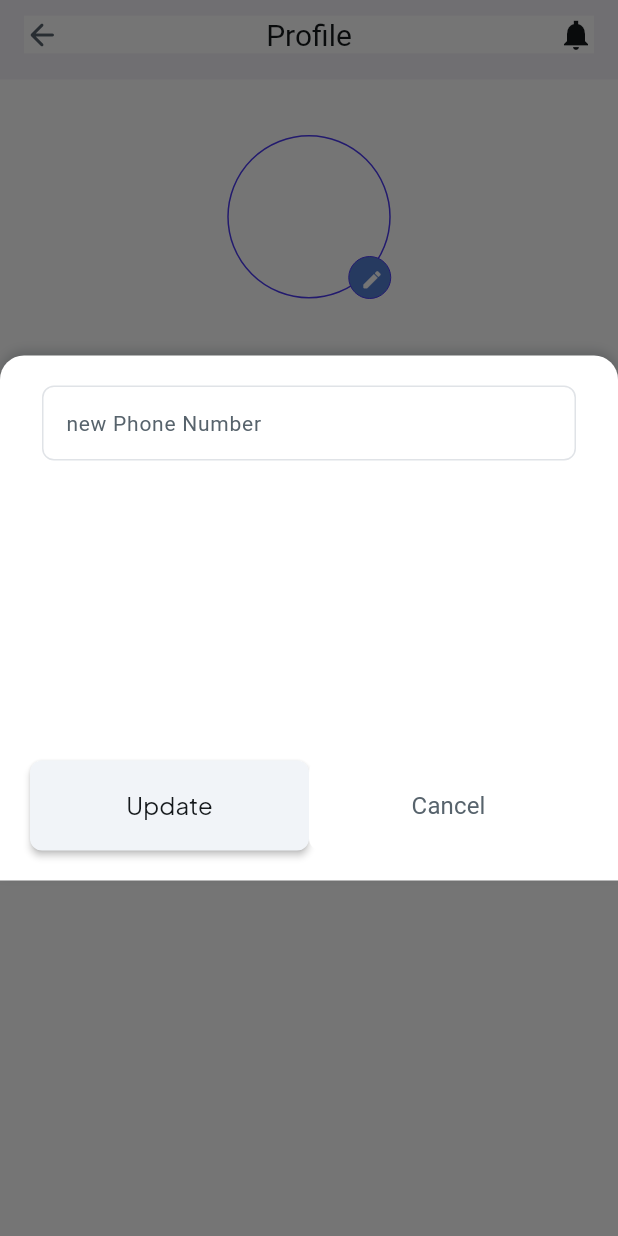
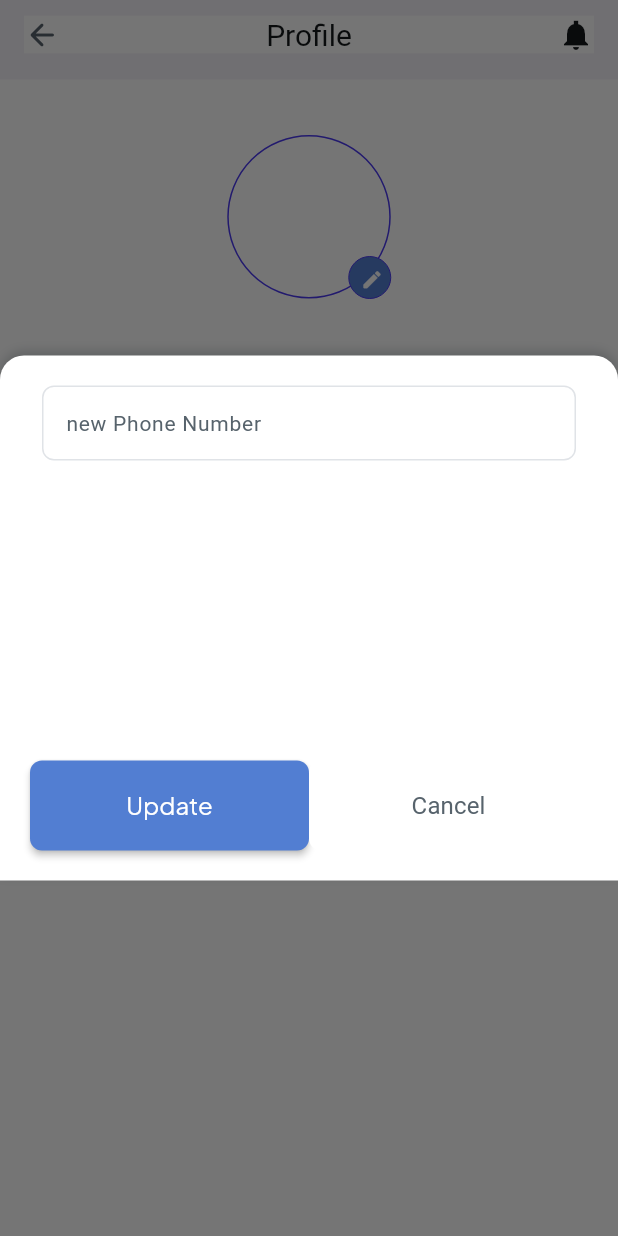
Before and after one commit to usamaomar/trackloStudent, a Flutter app: the PersonalPageWidget screen opened by its route, after a tap on the "phone" icon, on a phone screen of 412 x 824 dp. Run offline on Flutter 3.47's test engine with Material 3 defaults, Android fonts, the phone set to English and light mode, and no system bars; drawn by our look-alikes of auto_size_text; our stand-ins replace equatable, file_picker, firebase_core, flutter_svg, font_awesome_flutter, from_css_color and 8 more; missing offline and left inert: json_path, mime_type, styled_divider; accounts and stored records are empty; network calls fail; Roboto replaces fonts that are missing (Cairo, Lexend Deca, Readex Pro).

Commit message:
Updating to latest FlutterFlow output.

```diff
--- a/lib/pages/action2_sheet_simple/action2_sheet_simple_widget.dart
+++ b/lib/pages/action2_sheet_simple/action2_sheet_simple_widget.dart
@@ -479,11 +479,12 @@ class _Action2SheetSimpleWidgetState extends State<Action2SheetSimpleWidget> {
                                 0.0, 0.0, 0.0, 0.0),
                             iconPadding: const EdgeInsetsDirectional.fromSTEB(
                                 0.0, 0.0, 0.0, 0.0),
-                            color: const Color(0xFFF1F4F8),
+                            color: const Color(0xFF527ED2),
                             textStyle:
                                 FlutterFlowTheme.of(context).bodyLarge.override(
                                       fontFamily: 'Plus Jakarta Sans',
-                                      color: const Color(0xFF14181B),
+                                      color: FlutterFlowTheme.of(context)
+                                          .secondaryBackground,
                                       fontSize: 16.0,
                                       fontWeight: FontWeight.normal,
                                     ),
--- a/lib/pages/update_phone_number_component/update_phone_number_component_widget.dart
+++ b/lib/pages/update_phone_number_component/update_phone_number_component_widget.dart
@@ -226,12 +226,13 @@ class _UpdatePhoneNumberComponentWidgetState
                                   0.0, 0.0, 0.0, 0.0),
                               iconPadding: const EdgeInsetsDirectional.fromSTEB(
                                   0.0, 0.0, 0.0, 0.0),
-                              color: const Color(0xFFF1F4F8),
+                              color: const Color(0xFF527ED2),
                               textStyle: FlutterFlowTheme.of(context)
                                   .bodyLarge
                                   .override(
                                     fontFamily: 'Plus Jakarta Sans',
-                                    color: const Color(0xFF14181B),
+                                    color: FlutterFlowTheme.of(context)
+                                        .secondaryBackground,
                                     fontSize: 16.0,
                                     fontWeight: FontWeight.normal,
                                   ),
```
Also changed, not shown: 1 other file.
